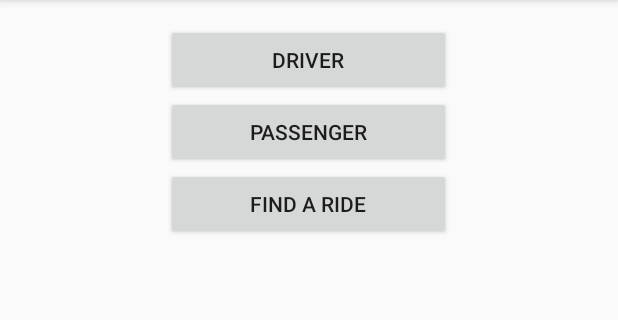
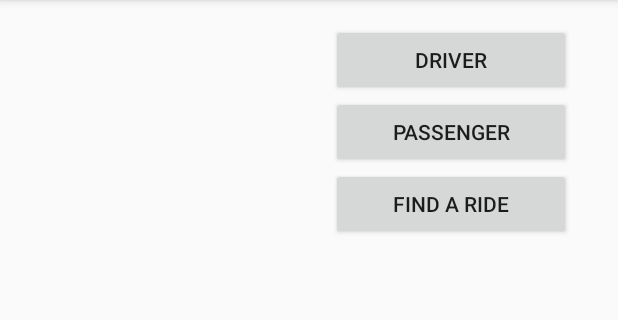
Before and after one commit to olegkleiman/FastRide, an Android app: the MainActivity screen opened directly, with no data from a screen before it, on a phone screen of 412 x 824 dp, the part 84-404 px from its top. Run offline under Robolectric (Android 15) with nearby library versions, the phone set to English and light mode, and no system bars; pictures from the network do not load; 3 statements that could not run were skipped.

Commit message:
Alpha 0.1 <= Landscape layout for MainActivity

```diff
--- a/app/src/main/AndroidManifest.xml
+++ b/app/src/main/AndroidManifest.xml
@@ -39,6 +39,7 @@
         <activity
             android:name=".MainActivity"
             android:label="@string/app_name"
+            android:configChanges="keyboardHidden|orientation|screenSize"
             android:launchMode="singleTop"
             android:theme="@style/Theme.AppCompat.Light" >
             <intent-filter>
--- a/app/src/main/java/com/maximum/fastride/RegisterActivity.java
+++ b/app/src/main/java/com/maximum/fastride/RegisterActivity.java
@@ -190,8 +190,10 @@ public class RegisterActivity extends FragmentActivity
 		});
 
         try{
-            usersTable = Globals.WAMSClassFactory
-                             .getClient(this)
+            usersTable = new MobileServiceClient(
+                                Globals.WAMS_URL,
+                                Globals.WAMS_API_KEY,
+                                this)
                              .getTable("users", User.class);
 
         } catch(MalformedURLException ex ) {
--- /dev/null
+++ b/app/src/main/res/layout-land/activity_main.xml
@@ -0,0 +1,89 @@
+<!-- A DrawerLayout is intended to be used as the top-level content view using match_parent for both width and height to consume the full space available. -->
+<android.support.v4.widget.DrawerLayout
+    xmlns:android="http://schemas.android.com/apk/res/android"
+    xmlns:tools="http://schemas.android.com/tools"
+    android:id="@+id/drawer_layout"
+    android:layout_width="match_parent"
+    android:layout_height="match_parent"
+    tools:context="com.maximum.fastride.MainActivity" >
+
+    <LinearLayout xmlns:android="http://schemas.android.com/apk/res/android"
+        xmlns:tools="http://schemas.android.com/tools"
+        android:layout_width="match_parent"
+        android:layout_height="match_parent"
+        android:orientation="vertical"
+        android:paddingBottom="@dimen/activity_vertical_margin"
+        android:paddingLeft="@dimen/activity_horizontal_margin"
+        android:paddingRight="@dimen/activity_horizontal_margin"
+        android:paddingTop="@dimen/activity_vertical_margin">
+
+        <LinearLayout
+            android:layout_width="fill_parent"
+            android:layout_height="wrap_content"
+            android:gravity="center"
+            android:weightSum="1">
+                <Button
+                    android:layout_width="0dp"
+                    android:layout_weight="0.5"
+                    android:layout_height="wrap_content"
+                    android:text="@string/btnDriverText"
+                    android:id="@+id/btnDriver"
+                    android:onClick="onDriverClicked"
+                    android:layout_gravity="center_horizontal" />
+
+         </LinearLayout>
+
+        <LinearLayout
+            android:layout_width="fill_parent"
+            android:layout_height="wrap_content"
+            android:gravity="center"
+            android:weightSum="1">
+                <Button
+                    android:layout_width="0dp"
+                    android:layout_weight="0.5"
+                    android:layout_height="wrap_content"
+                    android:text="@string/btnPassengerText"
+                    android:id="@+id/btnPassenger"
+                    android:onClick="onPassengerClicked"
+                    android:layout_gravity="center_horizontal" />
+        </LinearLayout>
+
+        <LinearLayout
+            android:layout_width="fill_parent"
+            android:layout_height="wrap_content"
+            android:gravity="center"
+            android:weightSum="1">
+                <Button
+                    android:layout_width="0dp"
+                    android:layout_weight="0.5"
+                    android:layout_height="wrap_content"
+                    android:text="@string/btnFindRide"
+                    android:id="@+id/btnFindRide"
+                    android:layout_gravity="center_horizontal" />
+        </LinearLayout>
+
+        <TextView
+            android:layout_width="wrap_content"
+            android:layout_height="wrap_content"
+            android:textAppearance="?android:attr/textAppearanceLarge"
+            android:text="Large Text"
+            android:id="@+id/textView" />
+
+        <ImageView
+            android:layout_width="wrap_content"
+            android:layout_height="wrap_content"
+            android:id="@+id/profileImageView"
+            android:layout_gravity="center_horizontal" />
+    </LinearLayout>
+
+    <!-- The navigation drawer -->
+    <ListView android:id="@+id/left_drawer"
+        android:layout_width="240dp"
+        android:layout_height="match_parent"
+        android:layout_gravity="start"
+        android:choiceMode="singleChoice"
+        android:divider="@android:color/transparent"
+        android:dividerHeight="0dp"
+        android:background="#111"/>
+
+</android.support.v4.widget.DrawerLayout>
--- a/app/src/main/res/layout/activity_main.xml
+++ b/app/src/main/res/layout/activity_main.xml
@@ -11,57 +11,53 @@
         xmlns:tools="http://schemas.android.com/tools"
         android:layout_width="match_parent"
         android:layout_height="match_parent"
-        android:orientation="vertical"
+        android:orientation="horizontal"
+        android:weightSum="1"
         android:paddingBottom="@dimen/activity_vertical_margin"
         android:paddingLeft="@dimen/activity_horizontal_margin"
         android:paddingRight="@dimen/activity_horizontal_margin"
         android:paddingTop="@dimen/activity_vertical_margin">
 
+
+        <ImageView
+            android:layout_width="0dp"
+            android:layout_height="wrap_content"
+            android:layout_weight="0.5"
+            android:id="@+id/profileImageView"
+            android:layout_gravity="center_horizontal" />
+
+
         <LinearLayout
-            android:layout_width="fill_parent"
-            android:layout_height="wrap_content"
-            android:gravity="center"
+            android:layout_width="0dp"
+            android:layout_height="fill_parent"
+            android:layout_weight="0.5"
+            android:orientation="vertical"
             android:weightSum="1">
             <Button
-                    android:layout_width="0dp"
-                    android:layout_weight="0.5"
+                android:layout_width="160dp"
                 android:layout_height="wrap_content"
                 android:text="@string/btnDriverText"
                 android:id="@+id/btnDriver"
                 android:onClick="onDriverClicked"
                 android:layout_gravity="center_horizontal" />
-
-         </LinearLayout>
-
-        <LinearLayout
-            android:layout_width="fill_parent"
-            android:layout_height="wrap_content"
-            android:gravity="center"
-            android:weightSum="1">
             <Button
-                    android:layout_width="0dp"
-                    android:layout_weight="0.5"
+                android:layout_width="160dp"
                 android:layout_height="wrap_content"
                 android:text="@string/btnPassengerText"
                 android:id="@+id/btnPassenger"
                 android:onClick="onPassengerClicked"
                 android:layout_gravity="center_horizontal" />
-        </LinearLayout>
-
-        <LinearLayout
-            android:layout_width="fill_parent"
-            android:layout_height="wrap_content"
-            android:gravity="center"
-            android:weightSum="1">
             <Button
-                    android:layout_width="0dp"
-                    android:layout_weight="0.5"
+                android:layout_width="160dp"
                 android:layout_height="wrap_content"
                 android:text="@string/btnFindRide"
                 android:id="@+id/btnFindRide"
                 android:layout_gravity="center_horizontal" />
         </LinearLayout>
+
+
      </LinearLayout>
+
 
     <!-- The navigation drawer -->
     <ListView android:id="@+id/left_drawer"
```
Also changed, not shown: app/src/main/java/com/maximum/fastride/MainActivity.java (+67 -1 lines), app/src/main/java/com/maximum/fastride/utils/Globals.java (+2 -15 lines), 1 other file. Lines whose indentation alone changed are shown as unchanged.
